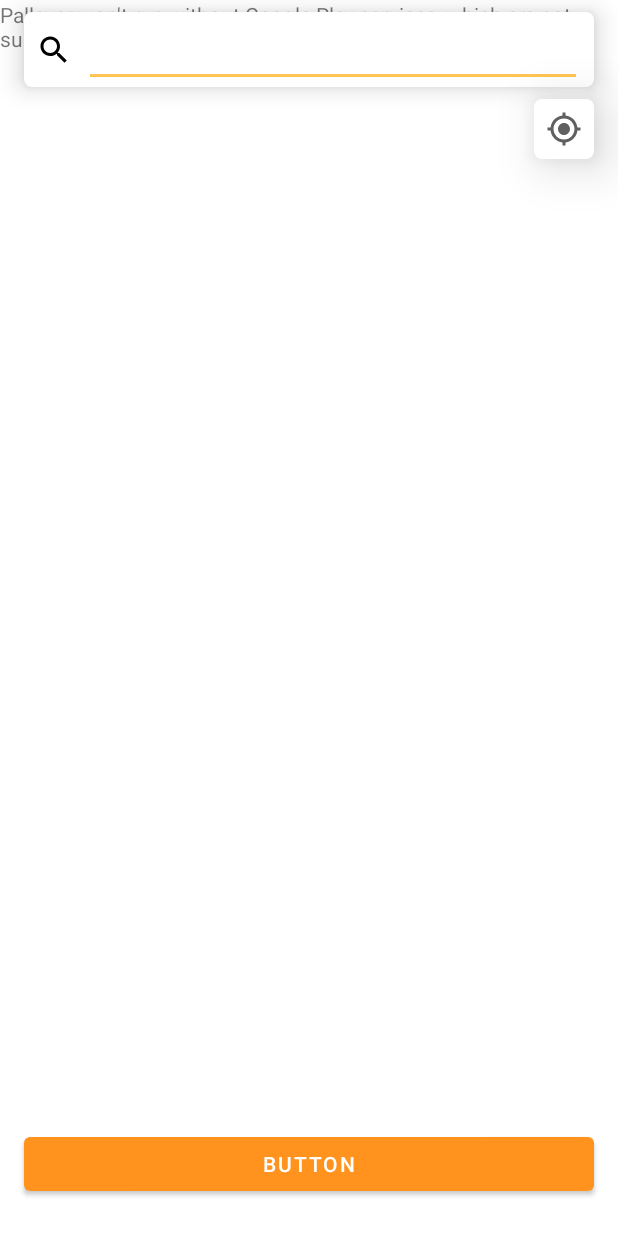
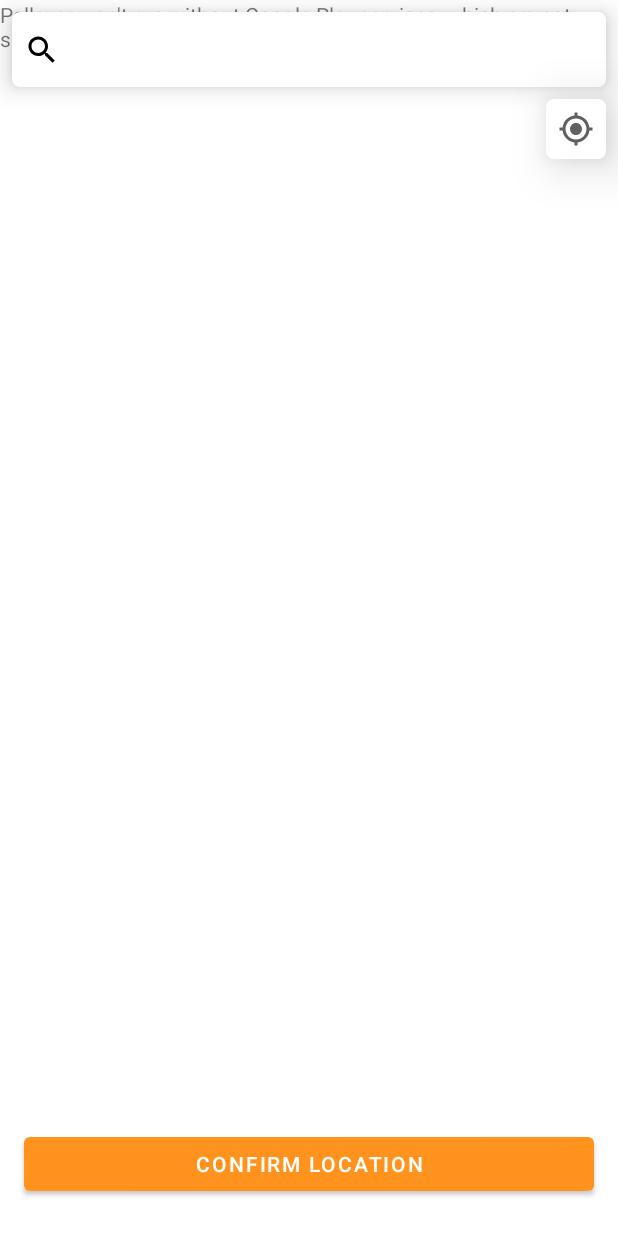
Before and after one commit to devArthur4718/ShoppingCart, an Android app: the MapsActivity screen opened directly, with no data from a screen before it, on a phone screen of 412 x 824 dp. Run offline under Robolectric (Android 15) with nearby library versions, the phone set to English and light mode, and no system bars.

```diff
--- a/app/src/main/java/com/devarthur4718/mvp/ui/location/MapsActivity.kt
+++ b/app/src/main/java/com/devarthur4718/mvp/ui/location/MapsActivity.kt
@@ -1,20 +1,18 @@
 package com.devarthur4718.mvp.ui.location
 
+import android.app.Activity
 import android.content.pm.PackageManager
 import android.location.Geocoder
-import android.location.Location
-import androidx.appcompat.app.AppCompatActivity
 import android.os.Bundle
 import android.util.Log
 import android.view.KeyEvent
 import android.view.inputmethod.EditorInfo
 import android.widget.TextView
+import androidx.appcompat.app.AppCompatActivity
 import androidx.core.app.ActivityCompat
 import androidx.core.content.ContextCompat
 import com.devarthur4718.mvp.R
-import com.devarthur4718.mvp.mock.MockedData
 import com.google.android.gms.location.LocationServices
-
 import com.google.android.gms.maps.CameraUpdateFactory
 import com.google.android.gms.maps.GoogleMap
 import com.google.android.gms.maps.OnMapReadyCallback
@@ -27,6 +25,7 @@ class MapsActivity : AppCompatActivity(), OnMapReadyCallback {
 
 
     private lateinit var mMap: GoogleMap
+    private lateinit var gc: Geocoder
     private val TAG = MapsActivity::class.java.simpleName
     private val REQUEST_LOCATION_PERMISSION = 1
     override fun onCreate(savedInstanceState: Bundle?) {
@@ -36,18 +35,20 @@ class MapsActivity : AppCompatActivity(), OnMapReadyCallback {
         val mapFragment = supportFragmentManager
             .findFragmentById(R.id.map) as SupportMapFragment
         mapFragment.getMapAsync(this)
+        gc = Geocoder(this)
         init()
         //TODO: we have to create a release key for MAPS api before updating it to Play Store.
 
     }
 
     private fun init() {
-        input_search.setOnEditorActionListener(object : TextView.OnEditorActionListener{
+        input_search.setOnEditorActionListener(object : TextView.OnEditorActionListener {
             override fun onEditorAction(v: TextView?, actionId: Int, event: KeyEvent?): Boolean {
-                if(actionId == EditorInfo.IME_ACTION_SEARCH
+                if (actionId == EditorInfo.IME_ACTION_SEARCH
                     || actionId == EditorInfo.IME_ACTION_DONE
                     || event?.action == KeyEvent.ACTION_DOWN
-                    || event?.action == KeyEvent.KEYCODE_ENTER){
+                    || event?.action == KeyEvent.KEYCODE_ENTER
+                ) {
 
                     geoLocate()
                 }
@@ -59,22 +60,33 @@ class MapsActivity : AppCompatActivity(), OnMapReadyCallback {
             getDeviceLocation()
         }
 
+        btnConfirmLocation.setOnClickListener {
+            setResult(Activity.RESULT_OK, intent.putExtra(SELECTED_LOCATION, selectedLocation))
+            finish()
+        }
+
     }
 
+    var selectedLocation = ""
     private fun geoLocate() {
 
         var search = input_search.text.toString()
+        input_search.setText("")
+        input_search.setText(search)
 
-        var gc = Geocoder(this)
+
         var address = gc.getFromLocationName(search, 1)
 
-        if(address.size > 0){
+        if (address.size > 0) {
             var currentAddress = address[0]
-            Log.d(TAG, "geolocate: found location : $address")
-//            Toast.makeText(this, "Location: $currentAddress", Toast.LENGTH_SHORT).show()
+            var title = "${address[0].thoroughfare}, ${address[0].subThoroughfare},${address[0].adminArea}"
             var location = LatLng(currentAddress.latitude, currentAddress.longitude)
-            moveCamera(location, DEFAULT_ZOOM, "")
-
+            moveCamera(
+                location,
+                DEFAULT_ZOOM,
+                "$title"
+            )
+            selectedLocation = title
         }
     }
 
@@ -84,18 +96,19 @@ class MapsActivity : AppCompatActivity(), OnMapReadyCallback {
         enableMyLocation()
     }
 
-    private fun isPermissionGranted() : Boolean{
-        return ContextCompat.checkSelfPermission(this,
+    private fun isPermissionGranted(): Boolean {
+        return ContextCompat.checkSelfPermission(
+            this,
             android.Manifest.permission.ACCESS_FINE_LOCATION
-            ) == PackageManager.PERMISSION_GRANTED
+        ) == PackageManager.PERMISSION_GRANTED
     }
 
-    private fun enableMyLocation(){
-        if(isPermissionGranted()){
+    private fun enableMyLocation() {
+        if (isPermissionGranted()) {
             mMap.isMyLocationEnabled = true
             getDeviceLocation()
 
-        }else{
+        } else {
             ActivityCompat.requestPermissions(
                 this,
                 arrayOf<String>(android.Manifest.permission.ACCESS_FINE_LOCATION),
@@ -105,22 +118,25 @@ class MapsActivity : AppCompatActivity(), OnMapReadyCallback {
     }
 
 
-    private fun moveCamera(location: LatLng, zoom : Float, title : String) {
+    private fun moveCamera(location: LatLng, zoom: Float, title: String) {
         mMap.moveCamera(CameraUpdateFactory.newLatLngZoom(location, zoom))
         val markerOptions = MarkerOptions()
-                                .position(location)
-                                .title(title)
+            .position(location)
+            .title(title)
+        mMap.clear()
         mMap.addMarker(markerOptions)
+
     }
 
     private fun getDeviceLocation() {
         var locationClient = LocationServices.getFusedLocationProviderClient(this)
-        locationClient.lastLocation.addOnCompleteListener {task ->
-            if(task.isSuccessful){
+        locationClient.lastLocation.addOnCompleteListener { task ->
+            if (task.isSuccessful) {
                 var currentLocation = task.getResult()
-                var position = LatLng(currentLocation!!.latitude,currentLocation!!.longitude)
+                var position = LatLng(currentLocation!!.latitude, currentLocation!!.longitude)
+
                 moveCamera(position, DEFAULT_ZOOM, "")
-            }else{
+            } else {
                 //do something
             }
         }
@@ -132,14 +148,15 @@ class MapsActivity : AppCompatActivity(), OnMapReadyCallback {
         permissions: Array<out String>,
         grantResults: IntArray
     ) {
-        if(requestCode == REQUEST_LOCATION_PERMISSION){
-            if(grantResults.size > 0 && (grantResults[0] == PackageManager.PERMISSION_GRANTED)){
+        if (requestCode == REQUEST_LOCATION_PERMISSION) {
+            if (grantResults.size > 0 && (grantResults[0] == PackageManager.PERMISSION_GRANTED)) {
                 enableMyLocation()
             }
         }
     }
 
-    companion object{
+    companion object {
         const val DEFAULT_ZOOM = 15F
+        const val SELECTED_LOCATION = "SELECTED_LOCATION"
     }
 }
--- a/app/src/main/res/layout/activity_maps.xml
+++ b/app/src/main/res/layout/activity_maps.xml
@@ -17,9 +17,9 @@
         android:id="@+id/constraintLayout"
         android:layout_width="0dp"
         android:layout_height="50dp"
-        android:layout_marginStart="16dp"
+        android:layout_marginStart="8dp"
         android:layout_marginTop="8dp"
-        android:layout_marginEnd="16dp"
+        android:layout_marginEnd="8dp"
         android:background="@drawable/white_border"
         android:elevation="10dp"
         app:layout_constraintEnd_toEndOf="parent"
@@ -41,16 +41,20 @@
         <EditText
             android:id="@+id/input_search"
             android:layout_width="0dp"
-            android:layout_height="0dp"
+            android:layout_height="match_parent"
             android:layout_marginStart="8dp"
             android:layout_marginEnd="8dp"
-            android:imeOptions="actionSearch"
-            android:textSize="15sp"
+            android:imeOptions="actionSearch|actionDone"
+            android:textSize="17sp"
+            android:maxLines="1"
+            tools:text="@string/search_locations"
+            android:paddingStart="16dp"
+            android:paddingEnd="0dp"
+            android:background="@android:color/white"
             app:layout_constraintBottom_toBottomOf="parent"
             app:layout_constraintEnd_toEndOf="parent"
             app:layout_constraintStart_toEndOf="@+id/ivSearch"
             app:layout_constraintTop_toTopOf="parent" />
-
 
     </androidx.constraintlayout.widget.ConstraintLayout>
 
@@ -70,13 +74,14 @@
     </ImageButton>
 
     <Button
-        android:id="@+id/button2"
+        android:id="@+id/btnConfirmLocation"
         android:layout_width="0dp"
         android:layout_height="wrap_content"
         android:layout_marginStart="16dp"
         android:layout_marginEnd="16dp"
         android:layout_marginBottom="24dp"
-        android:text="Button"
+        android:text="@string/confirm_location"
+        android:elevation="20dp"
         app:layout_constraintBottom_toBottomOf="@+id/map"
         app:layout_constraintEnd_toEndOf="parent"
         app:layout_constraintStart_toStartOf="parent" />
--- a/app/src/main/res/values/strings.xml
+++ b/app/src/main/res/values/strings.xml
@@ -63,6 +63,8 @@
     <string name="title_activity_maps">Map</string>
     <string name="search_in_map">Search in Map</string>
     <string name="find_my_position">find my position</string>
+    <string name="confirm_location">Confirm Location</string>
+    <string name="search_locations">Search locations...</string>
 
 
 </resources>
```
Also changed, not shown: app/src/main/java/com/devarthur4718/mvp/ui/register/BusinessContactActivity.kt (+11 -0 lines), 1 other file.
